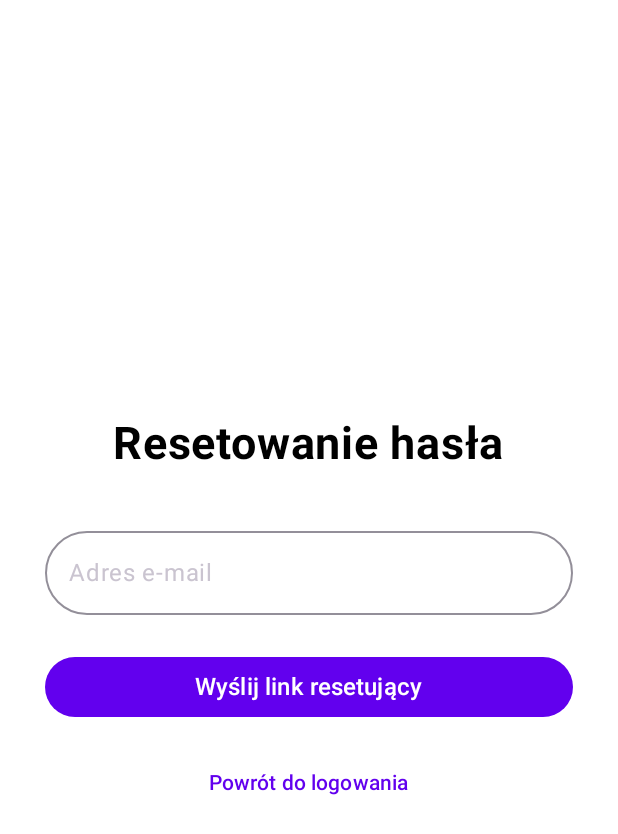
After one commit to takiktoS03/PP-Multimedia, an Android app built with Jetpack Compose: the ResetPasswordScreen screen opened through its navigation route, on a phone screen of 412 x 824 dp. The commit adds this screen. Shown: the top 834 px of the screen. Run offline under Robolectric (Android 15) with nearby library versions, the phone set to English and light mode, and no system bars; our stand-ins replace Dagger/Hilt's generated code, Firebase (no records; nobody signed in at launch, a user with empty details on screens opened directly).

Commit message:
resetowanie hasła

```diff
--- a/Aplikacja mobilna/app/src/main/java/com/example/multimedia/MainActivity.kt
+++ b/Aplikacja mobilna/app/src/main/java/com/example/multimedia/MainActivity.kt
@@ -27,6 +27,7 @@ import com.example.multimedia.ui.login.LoginViewModel
 import com.example.multimedia.ui.pages.AccountScreen
 import com.example.multimedia.ui.pages.HomeScreen
 import com.example.multimedia.ui.pages.LoginScreen
+import com.example.multimedia.ui.pages.ResetPasswordScreen
 import com.example.multimedia.ui.pages.VerificationScreen
 import com.example.multimedia.ui.theme.MultimediaTheme
 import com.example.multimedia.ui.veryfication.VerificationViewModel
@@ -192,6 +193,9 @@ class MainActivity : ComponentActivity() {
                                     onCancel = { navController.popBackStack() }
                                 )
                             }
+                            composable("reset_password") {
+                                ResetPasswordScreen(navController)
+                            }
 
                         }
                     }
--- a/Aplikacja mobilna/app/src/main/java/com/example/multimedia/ui/pages/LoginScreen.kt
+++ b/Aplikacja mobilna/app/src/main/java/com/example/multimedia/ui/pages/LoginScreen.kt
@@ -197,6 +197,12 @@ fun LoginScreen(
             )
         }
 
+        TextButton(onClick = {
+            navController.navigate("reset_password")
+        }) {
+            Text("Nie pamiętasz hasła?", color = Color(0xFF6200EE))
+        }
+
         state.error?.let {
             Spacer(modifier = Modifier.height(12.dp))
             Text(it, color = MaterialTheme.colorScheme.error)
--- /dev/null
+++ b/Aplikacja mobilna/app/src/main/java/com/example/multimedia/ui/pages/ResetPasswordScreen.kt
@@ -0,0 +1,93 @@
+package com.example.multimedia.ui.pages
+
+import androidx.compose.foundation.layout.*
+import androidx.compose.foundation.shape.RoundedCornerShape
+import androidx.compose.material3.*
+import androidx.compose.runtime.*
+import androidx.compose.ui.Alignment
+import androidx.compose.ui.Modifier
+import androidx.compose.ui.graphics.Color
+import androidx.compose.ui.text.font.FontWeight
+import androidx.compose.ui.unit.dp
+import androidx.compose.ui.unit.sp
+import androidx.navigation.NavController
+import com.google.firebase.auth.FirebaseAuth
+
+@Composable
+fun ResetPasswordScreen(navController: NavController) {
+    var email by remember { mutableStateOf("") }
+    var error by remember { mutableStateOf<String?>(null) }
+    var success by remember { mutableStateOf<Boolean?>(null) }
+
+    Column(
+        modifier = Modifier
+            .fillMaxSize()
+            .padding(30.dp),
+        verticalArrangement = Arrangement.Center,
+        horizontalAlignment = Alignment.CenterHorizontally
+    ) {
+        Text(
+            text = "Resetowanie hasła",
+            fontSize = 30.sp,
+            fontWeight = FontWeight.Bold,
+            modifier = Modifier.padding(bottom = 32.dp)
+        )
+
+        OutlinedTextField(
+            value = email,
+            onValueChange = { email = it },
+            label = { Text("Adres e-mail") },
+            placeholder = { Text("Wpisz e-mail") },
+            singleLine = true,
+            shape = RoundedCornerShape(50),
+            modifier = Modifier
+                .fillMaxWidth()
+                .height(64.dp)
+        )
+
+        Spacer(modifier = Modifier.height(24.dp))
+
+        Button(
+            onClick = {
+                if (android.util.Patterns.EMAIL_ADDRESS.matcher(email).matches()) {
+                    FirebaseAuth.getInstance().sendPasswordResetEmail(email)
+                        .addOnCompleteListener { task ->
+                            if (task.isSuccessful) {
+                                success = true
+                                error = null
+                            } else {
+                                error = task.exception?.localizedMessage ?: "Błąd resetowania hasła"
+                                success = false
+                            }
+                        }
+                } else {
+                    error = "Podaj poprawny adres e-mail"
+                    success = false
+                }
+            },
+            modifier = Modifier.fillMaxWidth(),
+            shape = RoundedCornerShape(50),
+            colors = ButtonDefaults.buttonColors(containerColor = Color(0xFF6200EE))
+        ) {
+            Text("Wyślij link resetujący", color = Color.White, fontSize = 16.sp)
+        }
+
+        error?.let {
+            Spacer(modifier = Modifier.height(12.dp))
+            Text(it, color = MaterialTheme.colorScheme.error)
+        }
+
+        success?.let {
+            if (it) {
+                Spacer(modifier = Modifier.height(12.dp))
+                Text("Link do resetowania hasła został wysłany", color = Color(0xFF00C853))
+            }
+        }
+
+        Spacer(modifier = Modifier.height(16.dp))
+
+        TextButton(onClick = { navController.popBackStack() }) {
+            Text("Powrót do logowania", color = Color(0xFF6200EE))
+        }
+    }
+}
```
